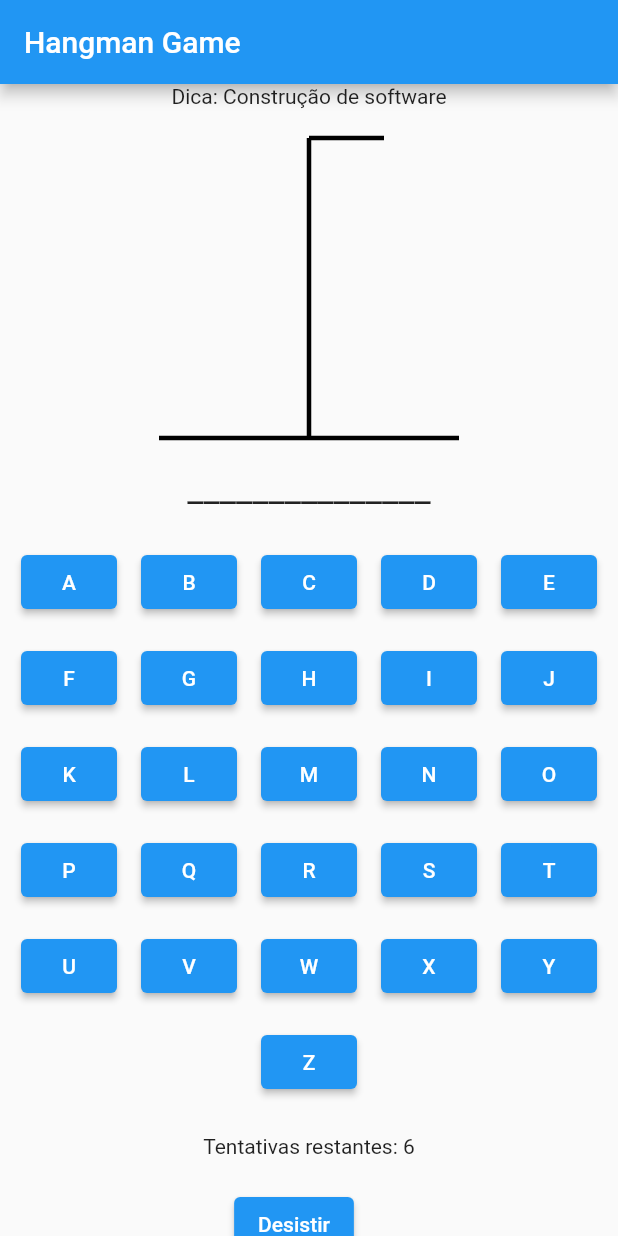
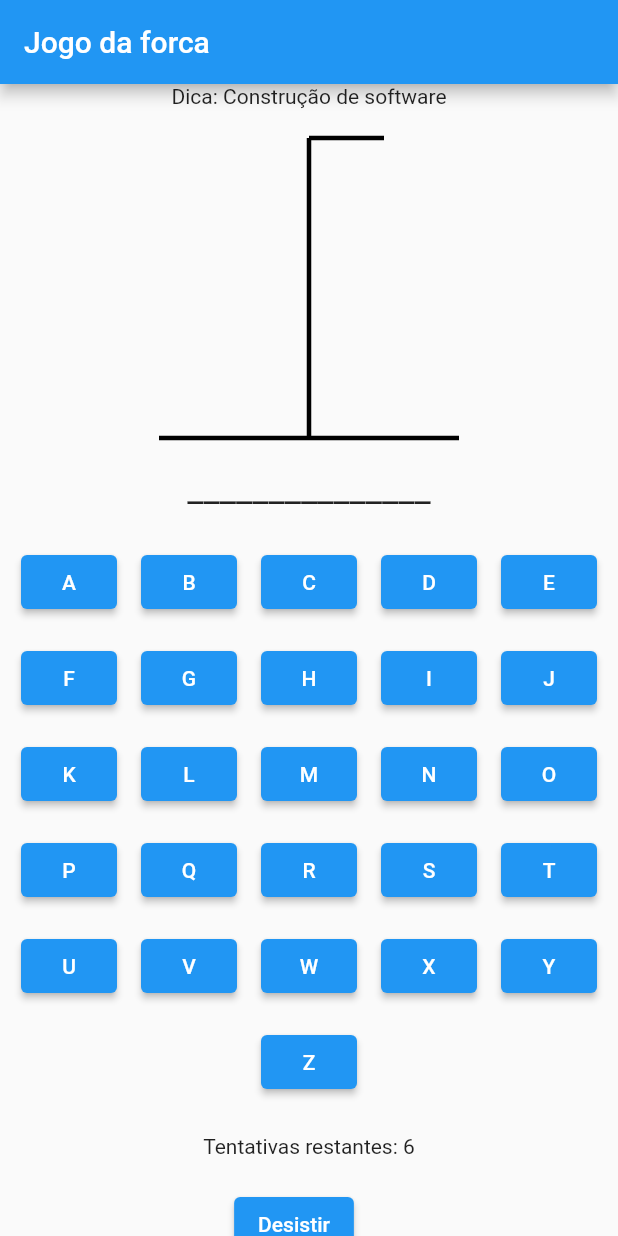
Before and after one commit to grazisou00/ForcaApp, a Flutter app: the screen it shows after launch, on a phone screen of 412 x 824 dp. Run offline on Flutter 3.47's test engine with Material 2 defaults, Android fonts, the phone set to English and light mode, and no system bars.

Commit message:
Update main.dart

```diff
--- a/jogo_forca/lib/main.dart
+++ b/jogo_forca/lib/main.dart
@@ -10,7 +10,7 @@ class HangmanGame extends StatelessWidget {
       title: 'Hangman Game',
       home: Scaffold(
         appBar: AppBar(
-          title: Text('Hangman Game'),
+          title: Text('Jogo da forca'),
         ),
         body: HangmanScreen(),
       ),
```
